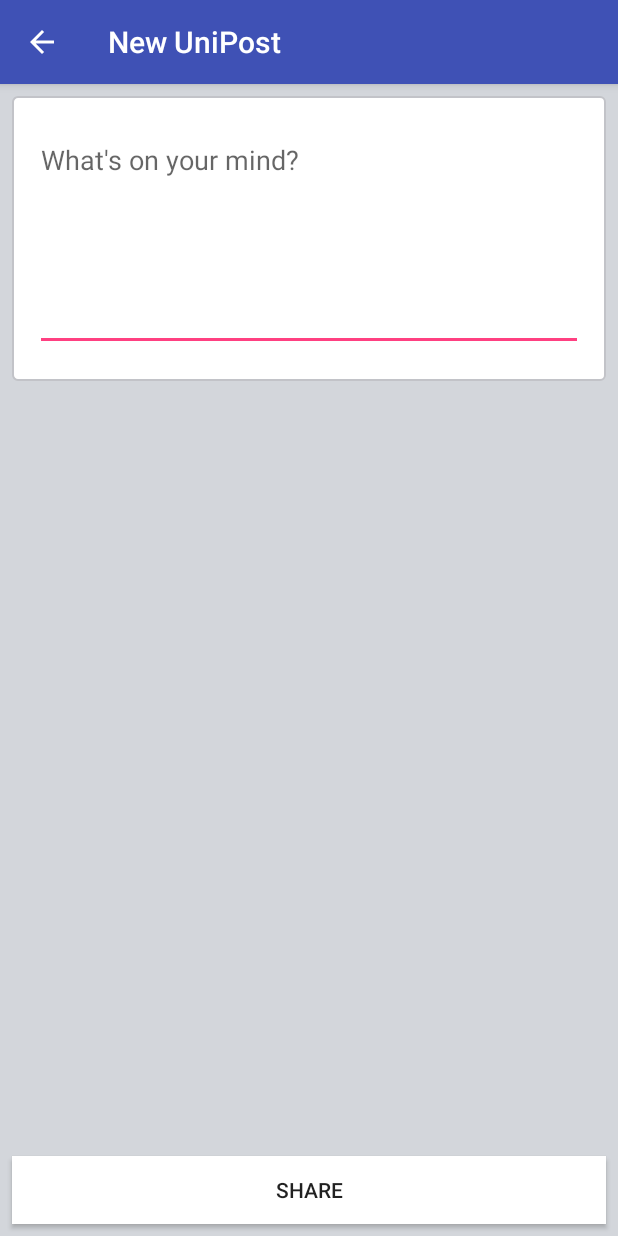
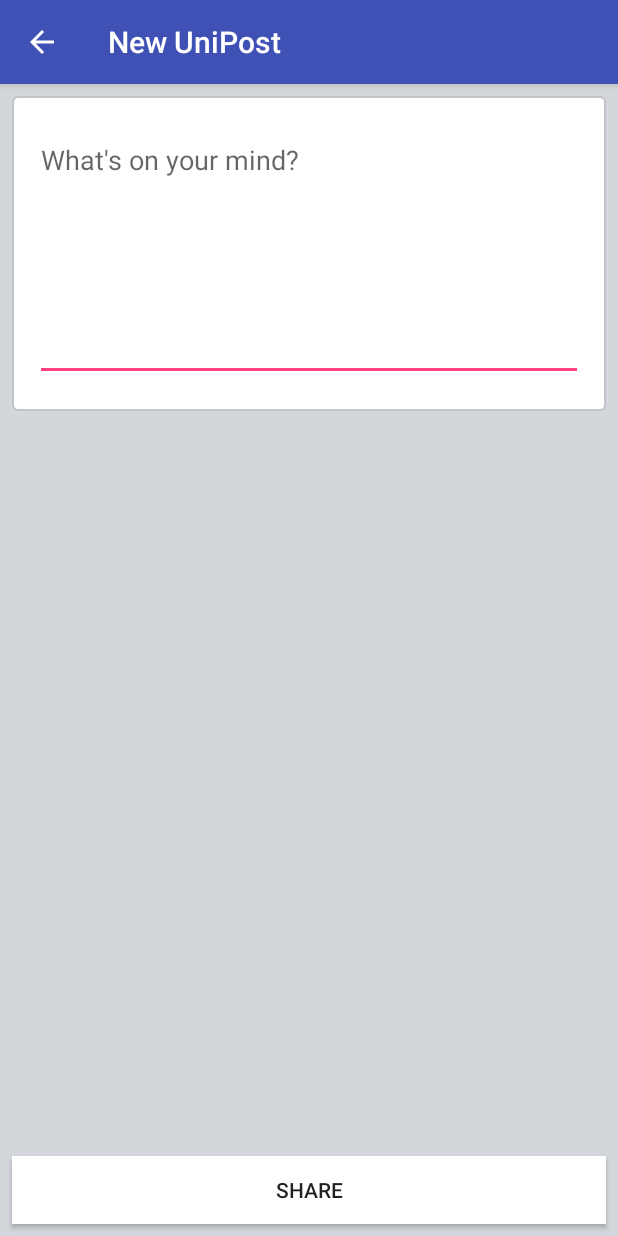
Before and after one commit to Rinqt/uninet_senior_project, an Android app: the SendNewPostActivity screen opened directly, with no data from a screen before it, on a phone screen of 412 x 824 dp. Run offline under Robolectric (Android 15) with nearby library versions, the phone set to English and light mode, and no system bars.

Commit message:
Read Changes.txt for changeLog
Signed-off-by: Kaan Yöş <kaanyos@gmail.com>

```diff
--- a/app/src/main/res/layout/send_new_uni_post_template.xml
+++ b/app/src/main/res/layout/send_new_uni_post_template.xml
@@ -45,18 +45,20 @@
             <EditText
                 android:id="@+id/new_post_area"
                 android:layout_width="0dp"
-                android:layout_height="150dp"
+                android:layout_height="170dp"
                 android:layout_weight="10"
                 android:ems="10"
                 android:gravity="top"
                 android:hint="@string/new_post"
                 android:inputType="textCapSentences|textMultiLine"
-                android:maxLength="1000"
+                android:maxLength="250"
                 android:scrollbars="none" />
 
         </LinearLayout>
 
 
+
+
     </LinearLayout>
 
 </android.support.constraint.ConstraintLayout>
--- a/app/src/main/res/values/strings.xml
+++ b/app/src/main/res/values/strings.xml
@@ -50,6 +50,7 @@
     <string name="refresh_successful">Refreshed</string>
     <string name="refresh_failed">Refresh Failed!</string>
     <string name="share_post">Share</string>
+    <string name="upload_picture">Upload a Picture</string>
     <!--Post END-->
 
     <!--Profile-->
```
Also changed, not shown: app/src/main/java/com/seniorproject/uninet/uninet/ListViewAdapter.java (+6 -2 lines), 1 other file.
